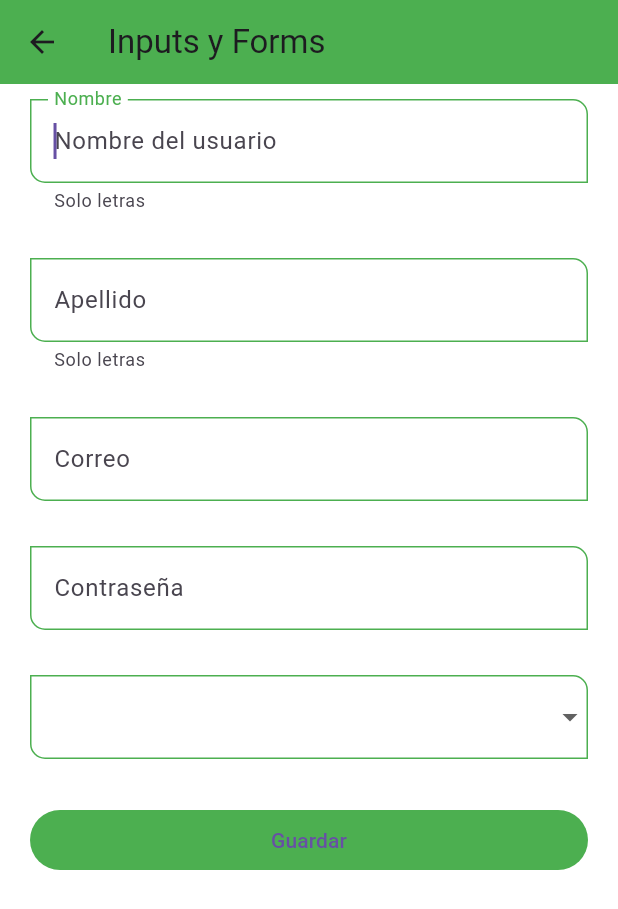
After one commit to nestoorss/flutterTests, a Flutter app: the InputsScreen screen opened by its route, on a phone screen of 412 x 824 dp. The commit adds this screen. Shown: the top 909 px of the screen. Run offline on Flutter 3.47's test engine with Material 3 defaults, Android fonts, the phone set to English and light mode, and no system bars; network calls fail.

Commit message:
App componentes

```diff
--- a/ejercicio_componentes/lib/router/app_routes.dart
+++ b/ejercicio_componentes/lib/router/app_routes.dart
@@ -5,16 +5,21 @@ import '../screens/screens.dart';
 class AppRoutes {
   static const initialRoute = "home";
   static final menuOptions = <MenuOption>[
-    // TODO: borrar home
-    MenuOption(route: 'home', name: 'Home Screen', screen: const HomeScreen(), icon: Icons.home),
     MenuOption(route: 'listview1', name: 'ListView 1', screen: const Listview1Screen(), icon: Icons.list),
     MenuOption(route: 'listview2', name: 'ListView 2', screen: const Listview2Screen(), icon: Icons.list_alt),
     MenuOption(route: 'alert', name: 'Alert', screen: const AlertScreen(), icon: Icons.add_alert_outlined),
     MenuOption(route: 'card', name: 'Card', screen: const CardScreen(), icon: Icons.credit_card),
+    MenuOption(route: 'avatar', name: 'Circle Avatar', screen: const AvatarScreen(), icon: Icons.supervised_user_circle),
+    MenuOption(route: 'animated', name: 'Animated Container', screen: const AnimatedScreen(), icon: Icons.play_circle_outline),
+    MenuOption(route: 'inputs', name: 'Text Inputs', screen: const InputsScreen(), icon: Icons.input),
+    MenuOption(route: 'slider', name: 'Slider and Checks', screen: const SliderScreen(), icon: Icons.slow_motion_video),
+    MenuOption(route: 'listviewbuilder', name: 'InfiniteScroll and Pull to Refresh', screen: const ListViewBuilderScreen(), icon: Icons.build_circle_outlined),
   ];
 
   static Map<String, Widget Function(BuildContext)> getAppRoutes() {
     Map<String, Widget Function(BuildContext)> appRoutes = {};
+    appRoutes.addAll({ 'home' : (BuildContext context) => HomeScreen() });
+
     for (final option in menuOptions) {
       appRoutes.addAll({ option.route : (BuildContext context) => option.screen });
     }
--- a/ejercicio_componentes/lib/screens/card_screen.dart
+++ b/ejercicio_componentes/lib/screens/card_screen.dart
@@ -17,7 +17,11 @@ class CardScreen extends StatelessWidget {
         children: const [
           CustomCardType1(),
           SizedBox(height: 10),
-          CustomCardType2(),
+          CustomCardType2(imageUrl: 'https://quatresoft.com/wp-content/uploads/2014/04/windows_xp_bliss-wide.jpg', name: "Un hermoso paisaje"),
+          SizedBox(height: 20),
+          CustomCardType2(imageUrl: 'https://i.imgflip.com/17s6gn.jpg?a483600',),
+          SizedBox(height: 20),
+          CustomCardType2(imageUrl: 'https://wparena.com/wp-content/uploads/2009/09/img0.jpg', name: "Windows 7"),
         ],
       )
     );
--- /dev/null
+++ b/ejercicio_componentes/lib/screens/inputs_screen.dart
@@ -0,0 +1,74 @@
+import 'package:ejercicio_componentes/widgets/widgets.dart';
+import 'package:flutter/material.dart';
+
+class InputsScreen extends StatelessWidget {
+
+  const InputsScreen({Key? key}) : super(key: key);
+
+  @override
+  Widget build(BuildContext context) {
+
+    final GlobalKey<FormState> myFormKey = GlobalKey<FormState>();
+
+    final Map<String, dynamic> formValues = {
+      'first_name': 'Nestor',
+      'last_name': 'Sanchez',
+      'email': 'nestorss05@nestoria.ns',
+      'password': '123456',
+      'role': 'Shotdown'
+    };
+
+    return Scaffold(
+      appBar: AppBar(
+        title: const Text("Inputs y Forms"),
+      ),
+      body: SingleChildScrollView(
+        child: Padding(
+          padding: const EdgeInsets.symmetric(horizontal: 20, vertical: 10),
+          child: Form(
+            key: myFormKey,
+            child: Column(
+              children: [
+                CustomInputField(hintText: "Nombre del usuario", labelText: "Nombre", helperText: "Solo letras", formProperty: 'first_name', formValues: formValues,),
+                SizedBox(height: 30),
+                CustomInputField(hintText: "Apellido del usuario", labelText: "Apellido", helperText: "Solo letras", formProperty: 'last_name', formValues: formValues,),
+                SizedBox(height: 30),
+                CustomInputField(hintText: "Correo del usuario", labelText: "Correo", teclado: TextInputType.emailAddress, formProperty: 'email', formValues: formValues,),
+                SizedBox(height: 30),
+                CustomInputField(hintText: "Contraseña", labelText: "Contraseña", isPassword: true, formProperty: 'password', formValues: formValues,),
+                SizedBox(height: 30),
+                DropdownButtonFormField<String>(
+                  items: [
+                    DropdownMenuItem(value: "Admin", child: Text("Admin")),
+                    DropdownMenuItem(value: "Superuser", child: Text("Superuser")),
+                    DropdownMenuItem(value: "Chief", child: Text("Chief")),
+                    DropdownMenuItem(value: "Expeditor", child: Text("Expeditor")),
+                  ],
+                  onChanged: (value) {
+                    formValues['role'] = value ?? 'Shotdown';
+                  },
+                ),
+                SizedBox(height: 30),
+                ElevatedButton(
+                  child: const SizedBox(
+                    width: double.infinity,
+                    child: Center(child: Text("Guardar"))
+                  ),
+                  onPressed: () {
+                    FocusScope.of(context).requestFocus(FocusNode());
+
+                    if (!myFormKey.currentState!.validate()) {
+                      print("Formulario no valido");
+                      return;
+                    }
+                    print(formValues);
+                  },
+                )
+              ],
+            ),
+          )
+        ),
+      )
+    );
+  }
+}
--- a/ejercicio_componentes/lib/screens/screens.dart
+++ b/ejercicio_componentes/lib/screens/screens.dart
@@ -1,3 +1,8 @@
+export 'package:ejercicio_componentes/screens/listview_builder_screen.dart';
+export 'package:ejercicio_componentes/screens/slider_screen.dart';
+export 'package:ejercicio_componentes/screens/inputs_screen.dart';
+export 'package:ejercicio_componentes/screens/animated_screen.dart';
+export 'package:ejercicio_componentes/screens/avatar_screen.dart';
 export 'package:ejercicio_componentes/screens/home_screen.dart';
 export 'package:ejercicio_componentes/screens/alert_screen.dart';
 export 'package:ejercicio_componentes/screens/card_screen.dart';
--- a/ejercicio_componentes/lib/theme/app_theme.dart
+++ b/ejercicio_componentes/lib/theme/app_theme.dart
@@ -2,6 +2,7 @@ import 'package:flutter/material.dart';
 
 class AppTheme {
   static const Color primary = Colors.green;
+
   static final ThemeData lightTheme = ThemeData.light().copyWith(
     primaryColor: Colors.indigo, // Color primario
     appBarTheme: AppBarTheme(
@@ -10,7 +11,36 @@ class AppTheme {
     ), // Tema appbar
     textButtonTheme: TextButtonThemeData(
       style: TextButton.styleFrom(foregroundColor: primary),
-    )
+    ),
+    scaffoldBackgroundColor: Colors.white,
+    floatingActionButtonTheme: const FloatingActionButtonThemeData(
+      backgroundColor: primary,
+      elevation: 0
+    ),
+    elevatedButtonTheme: ElevatedButtonThemeData(
+      style: ElevatedButton.styleFrom(
+        backgroundColor: Colors.green,
+        shape: const StadiumBorder(),
+        elevation: 0
+      ),
+    ),
+    inputDecorationTheme: const InputDecorationTheme(
+      floatingLabelStyle: TextStyle(color: primary),
+      enabledBorder: OutlineInputBorder(
+        borderSide: BorderSide(color: primary),
+        borderRadius: BorderRadius.only(
+          bottomLeft: Radius.circular(10),
+          topRight: Radius.circular(10)
+        )
+      ),
+      focusedBorder: OutlineInputBorder(
+        borderSide: BorderSide(color: primary),
+        borderRadius: BorderRadius.only(
+          bottomLeft: Radius.circular(10),
+          topRight: Radius.circular(10)
+        )
+      ),
+    ),
   );
 
   static final ThemeData darkTheme = ThemeData.dark().copyWith(
@@ -22,6 +52,10 @@ class AppTheme {
     textButtonTheme: TextButtonThemeData(
       style: TextButton.styleFrom(foregroundColor: primary),
     ),
-    scaffoldBackgroundColor: Colors.black
+    scaffoldBackgroundColor: Colors.black,
+    floatingActionButtonTheme: const FloatingActionButtonThemeData(
+      backgroundColor: primary,
+      elevation: 0
+    )
   );
 }
--- /dev/null
+++ b/ejercicio_componentes/lib/widgets/custom_input_field.dart
@@ -0,0 +1,48 @@
+import 'package:flutter/material.dart';
+
+class CustomInputField extends StatelessWidget {
+
+  final String? hintText;
+  final String? labelText;
+  final String? helperText;
+  final IconData? icon;
+  final TextInputType? teclado;
+  final bool isPassword;
+
+  final String formProperty;
+  final Map<String, dynamic> formValues;
+
+  const CustomInputField({
+    super.key,
+    this.hintText,
+    this.labelText,
+    this.helperText,
+    this.icon,
+    this.teclado,
+    this.isPassword = false,
+    required this.formProperty,
+    required this.formValues,
+  });
+
+  @override
+  Widget build(BuildContext context) {
+    return TextFormField(
+      autofocus: true,
+      textCapitalization: TextCapitalization.words,
+      keyboardType: teclado,
+      obscureText: isPassword,
+      onChanged: (value) => formValues[formProperty] = value,
+      validator:(value) {
+        if (value == null || value == "") return "Este campo es requerido";
+        return value.length < 3 ? "Minimo de 3 letras": null;
+      },
+      autovalidateMode: AutovalidateMode.onUserInteraction,
+      decoration: InputDecoration(
+        hintText: hintText,
+        labelText: labelText,
+        helperText: helperText,
+        icon: icon == null ? null : Icon(icon),
+      ),
+    );
+  }
+}
--- a/ejercicio_componentes/lib/widgets/widgets.dart
+++ b/ejercicio_componentes/lib/widgets/widgets.dart
@@ -1,2 +1,3 @@
+export 'package:ejercicio_componentes/widgets/custom_input_field.dart';
 export 'package:ejercicio_componentes/widgets/custom_card_type_1.dart';
 export 'package:ejercicio_componentes/widgets/custom_card_type_2.dart';
```
Also changed, not shown: ejercicio_componentes/lib/screens/alert_screen.dart (+77 -3 lines), ejercicio_componentes/lib/screens/animated_screen.dart (added, +59 -0 lines), ejercicio_componentes/lib/screens/avatar_screen.dart (added, +30 -0 lines), ejercicio_componentes/lib/screens/listview_builder_screen.dart (added, +129 -0 lines), ejercicio_componentes/lib/screens/slider_screen.dart (added, +95 -0 lines), ejercicio_componentes/lib/widgets/custom_card_type_2.dart (+27 -6 lines).
